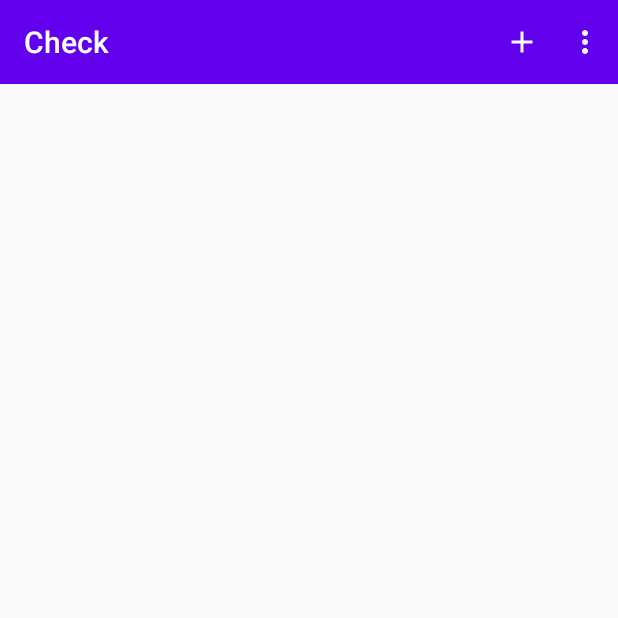
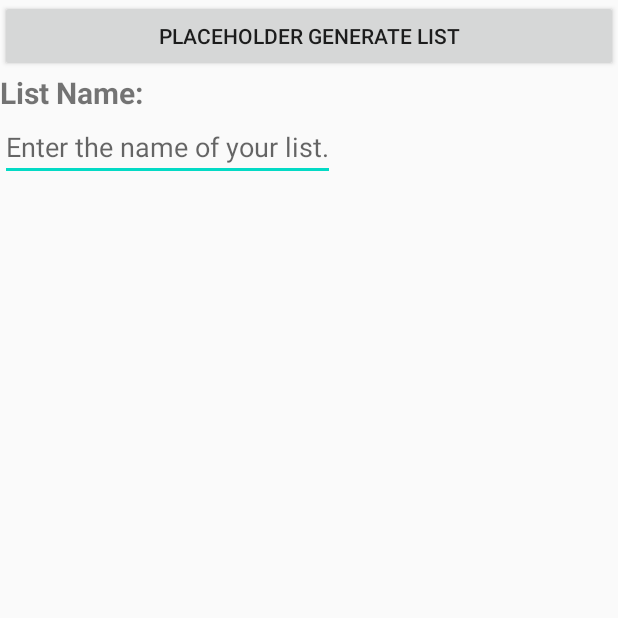
Before and after one commit to JosephB-Workstation/Check, an Android app: the screen it shows after launch (MainActivity before the commit, Create_List_Activity after it), after a tap on "Add new list", on a phone screen of 412 x 824 dp, the top half of it. Run offline under Robolectric (Android 15) with nearby library versions, the phone set to English and light mode, and no system bars.

Commit message:
Added Create_List_Activity. The add button in MainActivity leads to it. Create_List_Activity subject to massive reformatting.

```diff
--- a/app/src/main/AndroidManifest.xml
+++ b/app/src/main/AndroidManifest.xml
@@ -9,6 +9,9 @@
         android:roundIcon="@mipmap/ic_launcher_round"
         android:supportsRtl="true"
         android:theme="@style/AppTheme">
+        <activity android:name=".Create_List_Activity">
+
+        </activity>
         <activity android:name=".MainActivity">
             <intent-filter>
                 <action android:name="android.intent.action.MAIN" />
--- /dev/null
+++ b/app/src/main/java/com/check/app/Create_List_Activity.java
@@ -0,0 +1,19 @@
+package com.check.app;
+
+import androidx.appcompat.app.AppCompatActivity;
+
+import android.os.Bundle;
+import android.widget.Button;
+import android.widget.EditText;
+
+public class Create_List_Activity extends AppCompatActivity {
+
+    private EditText list_name;
+    private Button create_List;
+    String list_Name;
+    @Override
+    protected void onCreate(Bundle savedInstanceState) {
+        super.onCreate(savedInstanceState);
+        setContentView(R.layout.activity_new_list);
+    }
+}
--- a/app/src/main/java/com/check/app/MainActivity.java
+++ b/app/src/main/java/com/check/app/MainActivity.java
@@ -3,6 +3,7 @@ package com.check.app;
 import androidx.appcompat.app.AppCompatActivity;
 import androidx.appcompat.widget.Toolbar;
 
+import android.content.Intent;
 import android.os.Bundle;
 import android.view.Menu;
 import android.view.MenuInflater;
@@ -28,7 +29,7 @@ public class MainActivity extends AppCompatActivity {
     public boolean onOptionsItemSelected(MenuItem item){
         switch (item.getItemId()){
             case R.id.addList:
-                //code here for add list activity.
+                startActivity(new Intent(getApplicationContext(), Create_List_Activity.class));
                 return true;
             case R.id.logOut:
                 //code here for logging out when  firebase support is added
--- /dev/null
+++ b/app/src/main/res/layout/activity_new_list.xml
@@ -0,0 +1,30 @@
+<?xml version="1.0" encoding="utf-8"?>
+<LinearLayout xmlns:android="http://schemas.android.com/apk/res/android"
+    android:orientation="vertical" android:layout_width="match_parent"
+    android:layout_height="match_parent">
+
+    <Button
+        android:layout_width="match_parent"
+        android:layout_height="wrap_content"
+        android:id="@+id/createList"
+        android:text="Placeholder Generate List">
+    </Button>
+
+    <TextView
+        android:textStyle="bold"
+        android:textSize="20sp"
+        android:layout_width="wrap_content"
+        android:layout_height="wrap_content"
+        android:text="List Name:">
+
+    </TextView>
+
+    <EditText
+        android:layout_width="wrap_content"
+        android:layout_height="wrap_content"
+        android:hint="Enter the name of your list.">
+
+    </EditText>
+
+
+</LinearLayout>
```
